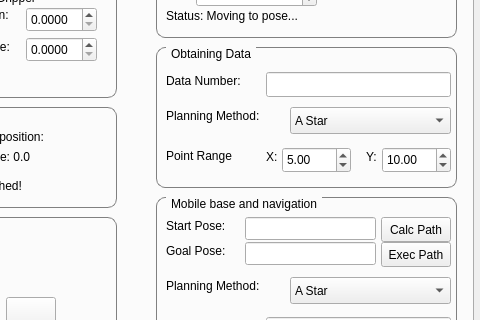
Sergio081096/Tesis, file catkin_ws/src/hri/takeshi_gui/src/MainWindow.ui: the form before one commit; both pictures show x 166 to 646 and y 106 to 426 of the 646 by 540 pixel window.
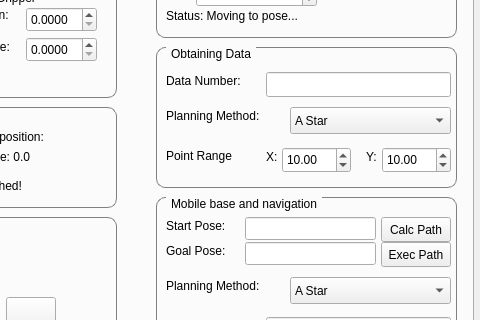
The form after the commit.

Patch:
```diff
--- a/catkin_ws/src/hri/takeshi_gui/src/MainWindow.ui
+++ b/catkin_ws/src/hri/takeshi_gui/src/MainWindow.ui
@@ -838,7 +838,7 @@
         <double>5.000000000000000</double>
        </property>
        <property name="value">
-        <double>5.000000000000000</double>
+        <double>10.000000000000000</double>
        </property>
       </widget>
       <widget class="QDoubleSpinBox" name="calTxtY">
```
